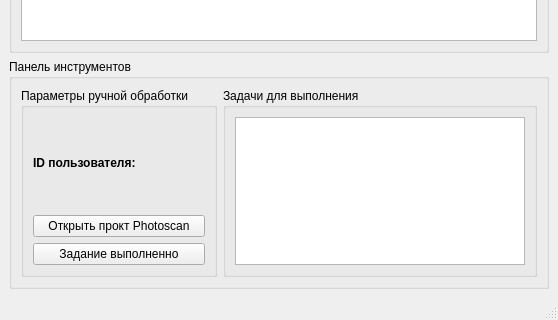
Old version of the form GUI/main.ui in the repository morgonxak/menagerManualProcessing; both pictures show x 0 to 558 and y 163 to 483 of the 558 by 483 pixel window.
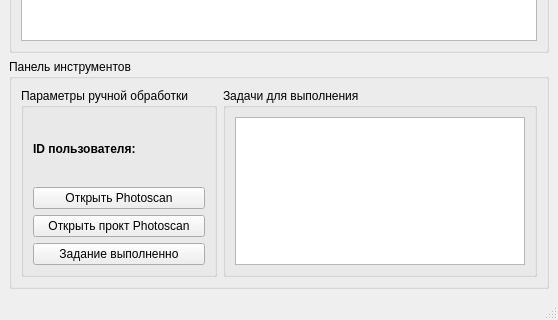
New version of the form.

Diff of the .ui file:
```diff
--- a/GUI/main.ui
+++ b/GUI/main.ui
@@ -52,6 +52,13 @@
             </property>
            </widget>
           </item>
+          <item>
+           <widget class="QPushButton" name="pushButton_3">
+            <property name="text">
+             <string>Открыть Photoscan</string>
+            </property>
+           </widget>
+          </item>
           <item>
            <widget class="QPushButton" name="pushButton">
             <property name="text">
```
